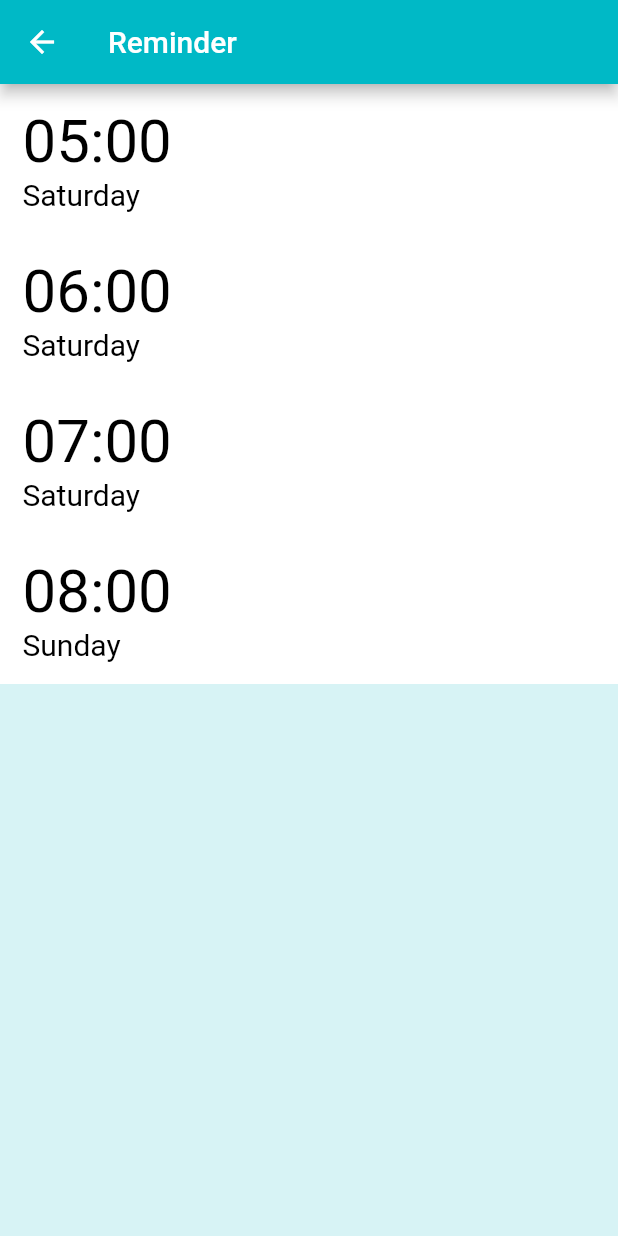
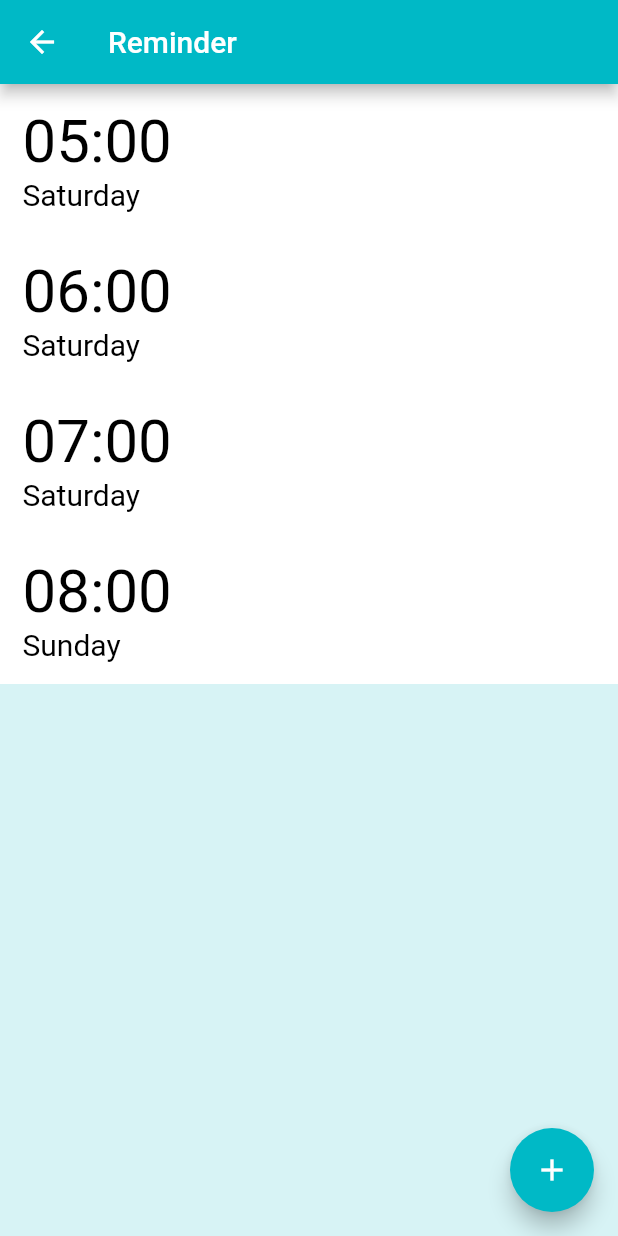
Before and after one commit to RafatMeraz/health-monitoring-system, a Flutter app: the Reminder screen opened directly, on a phone screen of 412 x 824 dp. Run offline on Flutter 3.47's test engine with Material 2 defaults, Android fonts, the light colour scheme and no system bars; our stand-ins replace firebase_auth, firebase_core, font_awesome_flutter, google_sign_in; accounts and stored records are empty.

Commit message:
FloatingActionButton Added

```diff
--- a/lib/src/views/ui/operation/reminder.dart
+++ b/lib/src/views/ui/operation/reminder.dart
@@ -13,6 +13,12 @@ class _ReminderState extends State<Reminder> {
   @override
   Widget build(BuildContext context) {
     return Scaffold(
+      floatingActionButton: FloatingActionButton(
+        backgroundColor: kThemeColor,
+        child: Icon(Icons.add),
+        onPressed: () {  },
+
+      ),
       backgroundColor: Color.fromRGBO(215, 243, 245, 1),
       appBar: AppBar(
         leading: IconButton(icon:Icon(Icons.arrow_back),
```
